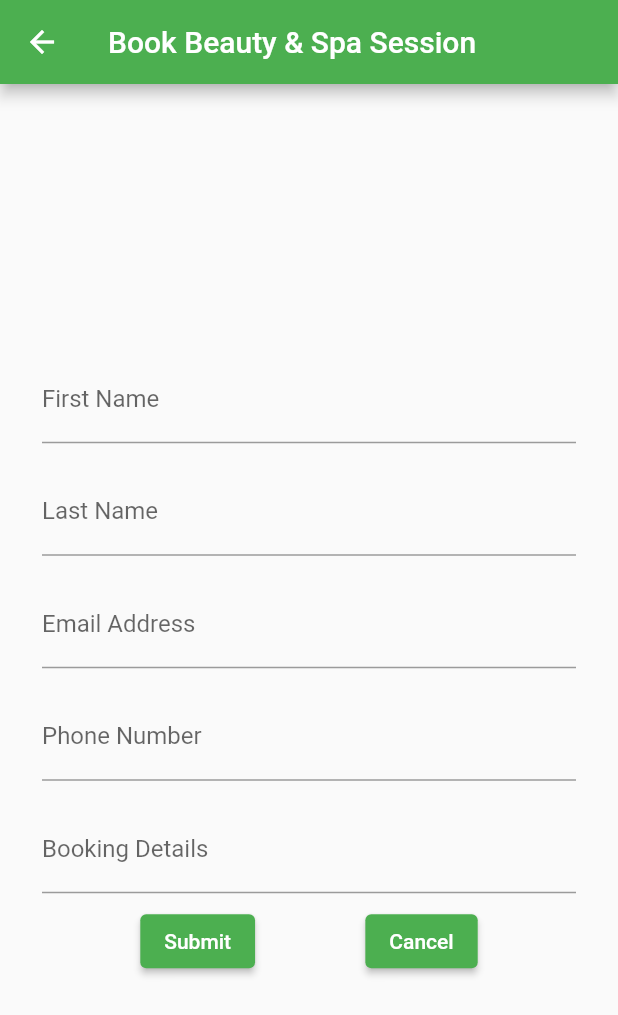
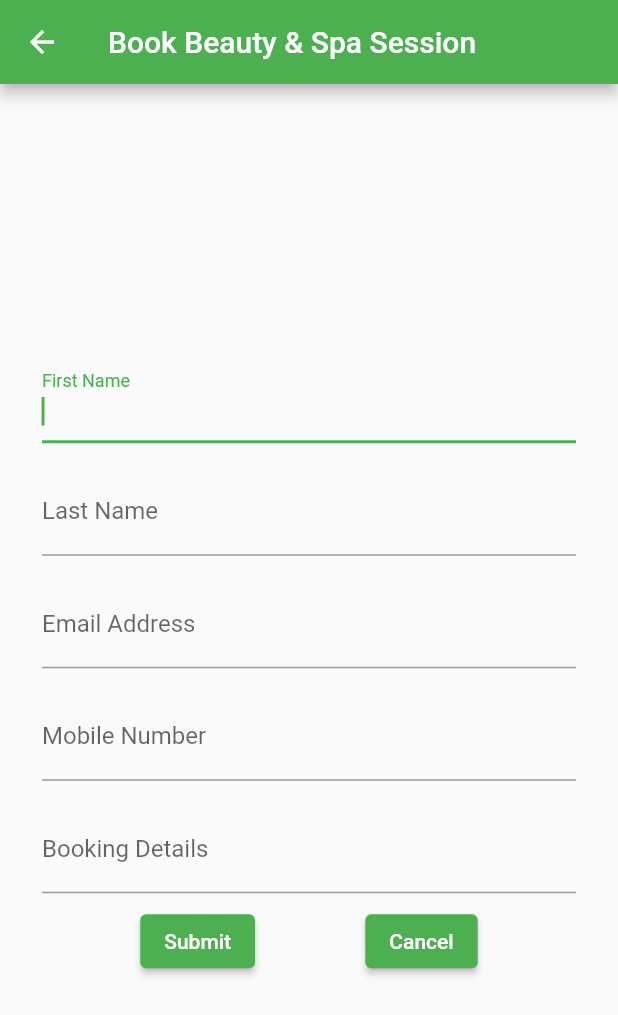
Before and after one commit to AwolNangoku/silver-computing-machine, a Flutter app: the Booking screen opened by its route, on a phone screen of 412 x 824 dp. Shown: the top 1015 px of the screen. Run offline on Flutter 3.47's test engine with Material 2 defaults, Android fonts, the phone set to English and light mode, and no system bars; our stand-ins replace cached_network_image, localstorage; accounts and stored records are empty; statements that could not run were skipped.

Commit message:
code refactor

```diff
--- a/lib/screens/booking.dart
+++ b/lib/screens/booking.dart
@@ -2,6 +2,34 @@ import 'package:flutter/material.dart';
 import 'package:grandeur_app/models/user.dart';
 import 'package:grandeur_app/utils/server_post.dart';
 import 'package:localstorage/localstorage.dart';
+
+class BookingData {
+  String? signedInUserId;
+  String? firstname;
+  String? lastname;
+  String? emailAddress;
+  String? password;
+  String? mobileNumber;
+  String? bookingDetails;
+
+  BookingData(
+      {this.firstname,
+      this.lastname,
+      this.emailAddress,
+      this.mobileNumber,
+      this.bookingDetails});
+
+  Object toJson() {
+    return {
+      'signedInUserId': signedInUserId,
+      'firstname': firstname,
+      'lastname': lastname,
+      'emailAddress': emailAddress,
+      'mobileNumber': mobileNumber,
+      'bookingDetails': bookingDetails,
+    };
+  }
+}
 
 class Booking extends StatefulWidget {
   const Booking({Key? key, required this.title}) : super(key: key);
@@ -14,6 +42,7 @@ class Booking extends StatefulWidget {
 }
 
 class _BookingState extends State<Booking> {
+  BookingData bookingFormData = BookingData();
   final TextEditingController _firstname = TextEditingController();
   final TextEditingController _lastname = TextEditingController();
   final TextEditingController _email = TextEditingController();
@@ -45,66 +74,80 @@ class _BookingState extends State<Booking> {
           padding: const EdgeInsets.all(20.0),
           child: SingleChildScrollView(
             child: !isAddingBooking
-                ? buildColumn()
+                ? buildBookingForm()
                 : const CircularProgressIndicator(),
           )),
     );
   }
 
-  Column buildColumn() {
-    return Column(
+  Form buildBookingForm() {
+    return Form(
+        child: Column(
             mainAxisAlignment: MainAxisAlignment.center,
             children: <Widget>[
           Padding(
               padding: const EdgeInsets.symmetric(horizontal: 8, vertical: 8),
               child: Expanded(
-                child: TextField(
-              controller: _firstname,
+                  child: TextFormField(
+                autofocus: true,
+                textInputAction: TextInputAction.next,
                 decoration: const InputDecoration(
                   border: UnderlineInputBorder(),
                   labelText: 'First Name',
                 ),
+                onChanged: (value) {
+                  bookingFormData.firstname = value;
+                },
               ))),
           Padding(
               padding: const EdgeInsets.symmetric(horizontal: 8, vertical: 8),
               child: Expanded(
-                child: TextField(
-              controller: _lastname,
+                  child: TextFormField(
                 decoration: const InputDecoration(
                   border: UnderlineInputBorder(),
                   labelText: 'Last Name',
                 ),
+                onChanged: (value) {
+                  bookingFormData.lastname = value;
+                },
               ))),
           Padding(
             padding: const EdgeInsets.symmetric(horizontal: 8, vertical: 8),
             child: Expanded(
-              child: TextField(
-            controller: _email,
+                child: TextFormField(
               decoration: const InputDecoration(
                 border: UnderlineInputBorder(),
+                hintText: 'example@domain.com',
                 labelText: 'Email Address',
               ),
+              onChanged: (value) {
+                bookingFormData.emailAddress = value;
+              },
             )),
           ),
           Padding(
               padding: const EdgeInsets.symmetric(horizontal: 8, vertical: 8),
               child: Expanded(
-                child: TextField(
-              controller: _phoneNumber,
+                  child: TextFormField(
                 decoration: const InputDecoration(
                   border: UnderlineInputBorder(),
-                labelText: 'Phone Number',
+                  labelText: 'Mobile Number',
                 ),
+                onChanged: (value) {
+                  bookingFormData.mobileNumber = value;
+                },
               ))),
           Padding(
               padding: const EdgeInsets.symmetric(horizontal: 8, vertical: 8),
               child: Expanded(
-                child: TextField(
-              controller: _bookingDetails,
+                  child: TextFormField(
                 decoration: const InputDecoration(
                   border: UnderlineInputBorder(),
                   labelText: 'Booking Details',
                 ),
+                onChanged: (value) {
+                  bookingFormData.bookingDetails = value;
+                },
               ))),
           Row(
             mainAxisAlignment: MainAxisAlignment.spaceEvenly,
@@ -144,7 +187,6 @@ class _BookingState extends State<Booking> {
               )
             ],
           )
-      ],
-    );
+        ]));
   }
 }
--- a/lib/screens/login.dart
+++ b/lib/screens/login.dart
@@ -99,9 +99,8 @@ class _LoginState extends State<Login> {
                                       User.fromJson(loginResults['user']);
                                   storage.setItem('user', loggedInuser);
 
-                                  Navigator.of(context).pushReplacementNamed(
-                                      Profile.routeName,
-                                      arguments: loggedInuser);
+                                  Navigator.of(context)
+                                      .pushReplacementNamed(Profile.routeName);
                                 } else {
                                   setState(() {
                                     isSigningIn = false;
```
Also changed, not shown: lib/screens/register.dart (+4 -5 lines). Lines whose indentation alone changed are shown as unchanged.
